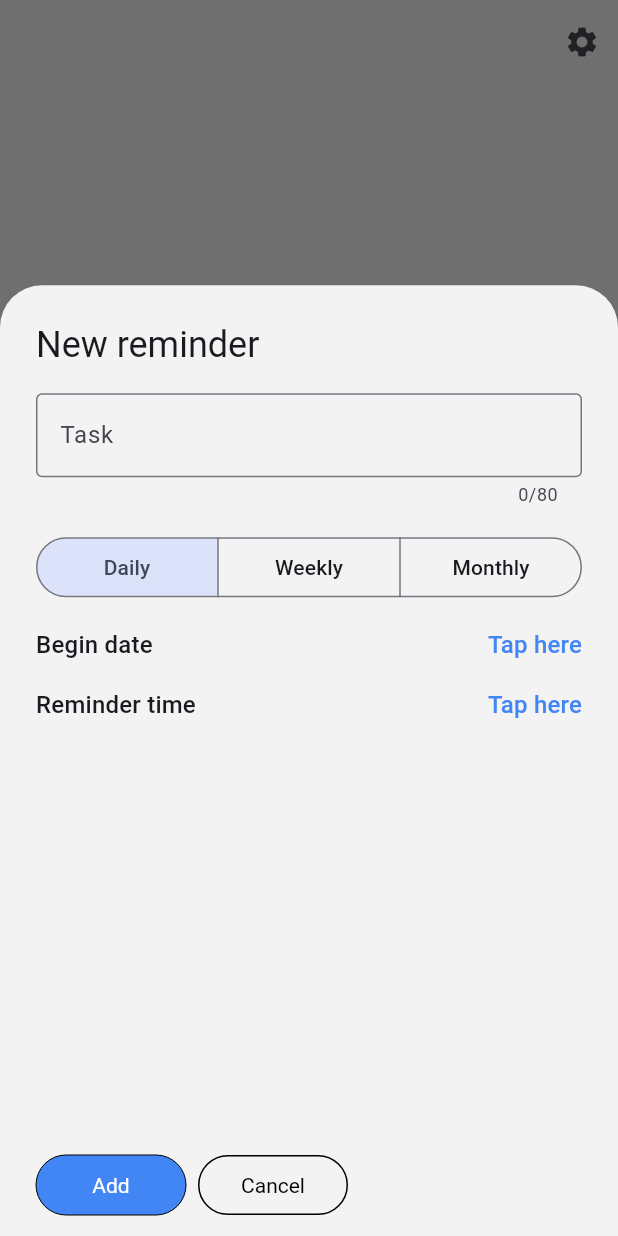
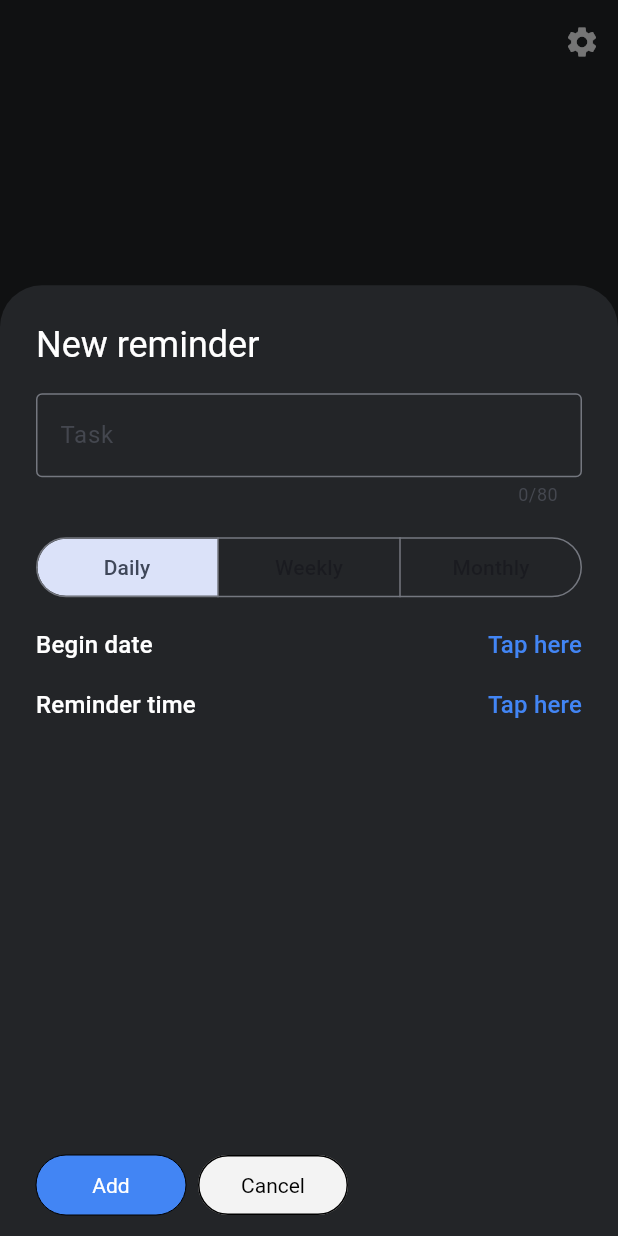
Before and after one commit to YoanMen/RecurAlarm, a Flutter app: the screen it shows after launch, after a tap on the "add" icon, on a phone screen of 412 x 824 dp. Run offline on Flutter 3.47's test engine with Material 2 defaults, Android fonts, the light colour scheme and no system bars; our stand-ins replace awesome_notifications, flutter_riverpod, fluttertoast, go_router, shared_preferences, sqflite; missing offline and left inert: workmanager; accounts and stored records are empty; generated files the repository leaves out were written again.

Commit message:
continue dark implementation

```diff
--- a/lib/core/common/widgets/text_form_field_material.dart
+++ b/lib/core/common/widgets/text_form_field_material.dart
@@ -59,10 +59,8 @@ class TextFormFieldMaterial extends StatelessWidget {
       enableSuggestions: enableSuggestions,
       initialValue: initialValue,
       decoration: InputDecoration(
-          disabledBorder: const OutlineInputBorder(
-              borderSide: BorderSide(color: Colors.black)),
-          border: const OutlineInputBorder(
-              borderSide: BorderSide(color: Colors.black)),
+          disabledBorder: const OutlineInputBorder(borderSide: BorderSide()),
+          border: const OutlineInputBorder(borderSide: BorderSide()),
           labelText: labelText),
     );
   }
--- a/lib/main.dart
+++ b/lib/main.dart
@@ -53,7 +53,7 @@ class MainApp extends StatelessWidget {
     ], supportedLocales: const [
       Locale('en'),
       Locale('fr'),
-    ], routerConfig: router, theme: CustomTheme.lightTheme(context));
+    ], routerConfig: router, theme: CustomTheme.darkTheme(context));
   }
 }
 
--- a/lib/presentation/reminder/widgets/landing/reminder_card.dart
+++ b/lib/presentation/reminder/widgets/landing/reminder_card.dart
@@ -55,14 +55,15 @@ class ReminderCard extends ConsumerWidget {
               Row(
                 mainAxisAlignment: MainAxisAlignment.spaceBetween,
                 children: [
-                  Text(_dateNextReminder(reminder, context),
-                      style: TextStyle(
-                          color: Colors.black.withOpacity(0.40), fontSize: 14)),
+                  Opacity(
+                    opacity: 0.40,
+                    child: Text(_dateNextReminder(reminder, context),
+                        style: const TextStyle(fontSize: 14)),
+                  ),
                   if (reminder.reminderType != ReminderType.daily)
                     Text(
                       _shortDayString(reminder.days, context),
-                      style: TextStyle(
-                          color: Colors.black.withOpacity(0.40), fontSize: 14),
+                      style: const TextStyle(fontSize: 14),
                     ),
                 ],
               ),
@@ -77,10 +78,11 @@ class ReminderCard extends ConsumerWidget {
                   Column(
                     crossAxisAlignment: CrossAxisAlignment.start,
                     children: [
-                      Text(lenghtBettewenReminding(reminder, context),
-                          style: TextStyle(
-                              color: Colors.black.withOpacity(0.40),
-                              fontSize: 14)),
+                      Opacity(
+                        opacity: 0.40,
+                        child: Text(lenghtBettewenReminding(reminder, context),
+                            style: const TextStyle(fontSize: 14)),
+                      ),
                     ],
                   ),
                   const Spacer(),
--- a/lib/presentation/settings/viewmodel/settings_viewmodel.dart
+++ b/lib/presentation/settings/viewmodel/settings_viewmodel.dart
@@ -55,7 +55,6 @@ class SettingsViewModel extends StateNotifier<SettingState> {
         case "darkMode":
           state = state.copyWith(darkMode: BoolSetting("darkMode", !value));
           break;
-        default:
       }
 
       await _settingUsecase.saveBoolSetting(settingName, !value);
--- a/lib/theme/custom_theme.dart
+++ b/lib/theme/custom_theme.dart
@@ -41,4 +41,46 @@ class CustomTheme {
                 foregroundColor: Colors.white,
                 textStyle: const TextStyle())));
   }
+
+  static ThemeData darkTheme(BuildContext context) {
+    return ThemeData(
+        primaryTextTheme: Typography().white,
+        textTheme: Typography().white,
+        useMaterial3: true,
+        colorScheme: ColorScheme.fromSeed(seedColor: Palette.primaryColor),
+        scaffoldBackgroundColor: Palette.blackColor,
+        canvasColor: Palette.scaffoldColor,
+        timePickerTheme: const TimePickerThemeData(
+          dialBackgroundColor: Colors.white,
+          hourMinuteColor: Colors.white,
+          elevation: 0,
+          backgroundColor: Palette.scaffoldColor,
+        ),
+        dialogTheme: const DialogTheme(
+          elevation: 0,
+          backgroundColor: Palette.scaffoldColor,
+        ),
+        appBarTheme: const AppBarTheme(
+            foregroundColor: Colors.white,
+            systemOverlayStyle: SystemUiOverlayStyle.dark,
+            backgroundColor: Colors.transparent),
+        datePickerTheme: const DatePickerThemeData(
+            elevation: 0,
+            backgroundColor: Palette.scaffoldColor,
+            headerBackgroundColor: Colors.white),
+        cardTheme: const CardTheme(elevation: 0.5, color: Palette.blackColor),
+        bottomSheetTheme: const BottomSheetThemeData(
+            modalBackgroundColor: Palette.blackColor,
+            surfaceTintColor: Palette.blackColor,
+            backgroundColor: Palette.blackColor),
+        floatingActionButtonTheme: const FloatingActionButtonThemeData(
+          backgroundColor: Palette.primaryColor,
+        ),
+        elevatedButtonTheme: ElevatedButtonThemeData(
+            style: ElevatedButton.styleFrom(
+                elevation: 0,
+                backgroundColor: Theme.of(context).colorScheme.primary,
+                foregroundColor: Colors.white,
+                textStyle: const TextStyle())));
+  }
 }
```
